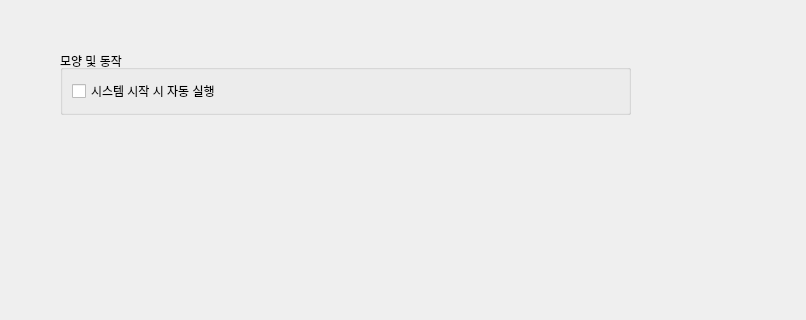
Above: src/Settings/GeneralOptionWidget.ui from KimYubin/SolTranslator before the change; both pictures show x 0 to 806 and y 0 to 320 of the 806 by 641 pixel window. Below: the same form after it.
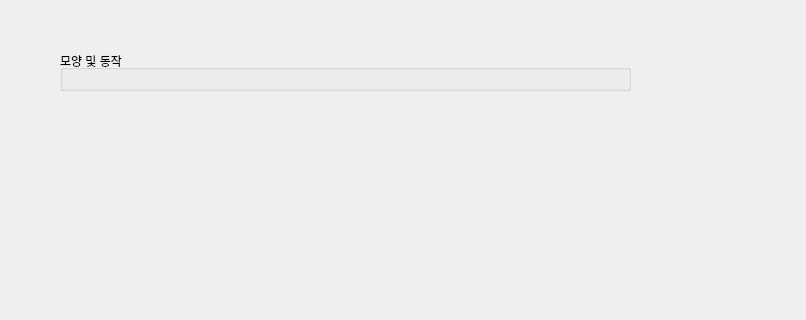
That is the form after the change.

```diff
--- a/src/Settings/GeneralOptionWidget.ui
+++ b/src/Settings/GeneralOptionWidget.ui
@@ -46,15 +46,7 @@
       <property name="flat">
        <bool>true</bool>
       </property>
-      <layout class="QVBoxLayout" name="verticalLayout">
-       <item alignment="Qt::AlignmentFlag::AlignLeft|Qt::AlignmentFlag::AlignTop">
-        <widget class="QCheckBox" name="startRunCheckBox">
-         <property name="text">
-          <string>시스템 시작 시 자동 실행</string>
-         </property>
-        </widget>
-       </item>
-      </layout>
+      <layout class="QVBoxLayout" name="verticalLayout"/>
      </widget>
     </item>
    </layout>
```
